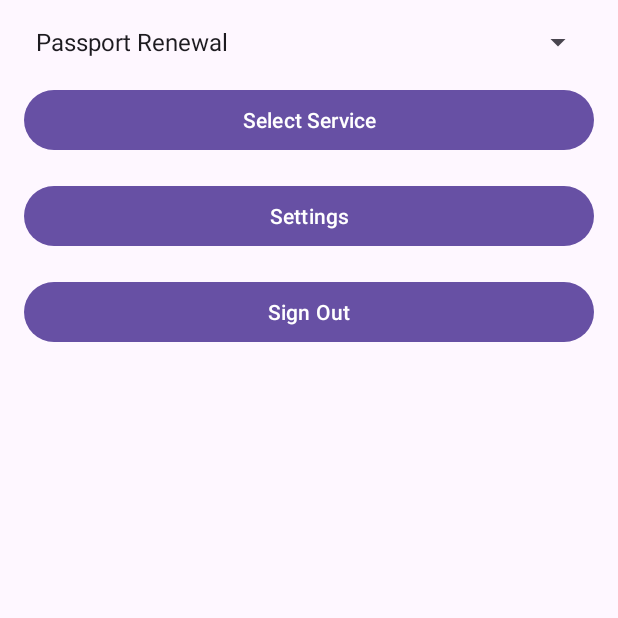
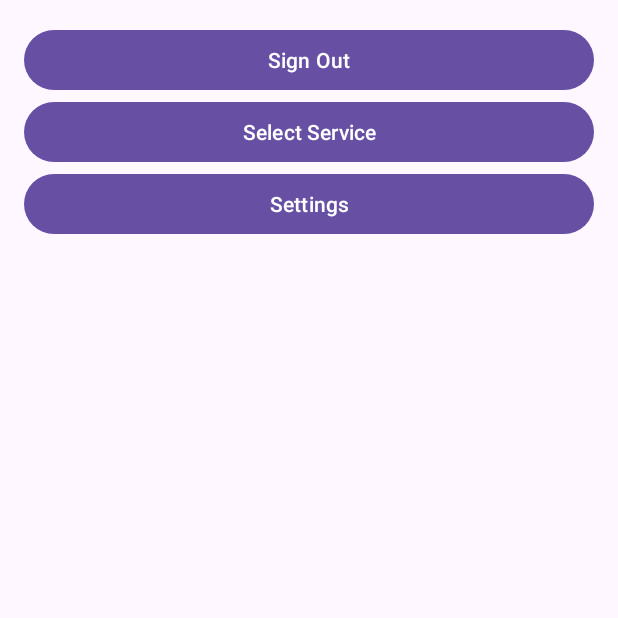
Before and after one commit to NiqueWrld/HomeAffairsMobiApp, an Android app: the UserActivity screen opened directly, with no data from a screen before it, on a phone screen of 412 x 824 dp, the top half of it. Run offline under Robolectric (Android 15) with nearby library versions, the phone set to English and light mode, and no system bars; our stand-ins replace Firebase (no records; nobody signed in at launch, a user with empty details on screens opened directly).

```diff
--- a/app/build.gradle.kts
+++ b/app/build.gradle.kts
@@ -45,4 +45,5 @@ dependencies {
     annotationProcessor ("com.github.bumptech.glide:compiler:4.14.2")
     implementation ("de.hdodenhof:circleimageview:3.1.0")
     implementation ("androidx.preference:preference:1.1.1")
+    implementation ("com.firebaseui:firebase-ui-firestore:8.0.0")
 }
--- a/app/src/main/AndroidManifest.xml
+++ b/app/src/main/AndroidManifest.xml
@@ -1,6 +1,8 @@
 <?xml version="1.0" encoding="utf-8"?>
 <manifest xmlns:android="http://schemas.android.com/apk/res/android"
     xmlns:tools="http://schemas.android.com/tools">
+
+    <uses-permission android:name="android.permission.INTERNET" />
 
     <application
         android:allowBackup="true"
--- a/app/src/main/java/com/example/homeaffairsmobiapp/UserActivity.java
+++ b/app/src/main/java/com/example/homeaffairsmobiapp/UserActivity.java
@@ -1,14 +1,11 @@
 package com.example.homeaffairsmobiapp;
 
-import androidx.annotation.NonNull;
-import androidx.appcompat.app.AppCompatActivity;
 import android.content.Intent;
 import android.os.Bundle;
-import android.view.View;
+import android.util.Log;
 import android.widget.Button;
-import android.widget.Spinner;
-import android.widget.ArrayAdapter;
-import android.util.Log;
+
+import androidx.appcompat.app.AppCompatActivity;
 
 import com.google.firebase.auth.FirebaseAuth;
 import com.google.firebase.auth.FirebaseUser;
@@ -18,66 +15,59 @@ import com.google.firebase.firestore.FirebaseFirestore;
 public class UserActivity extends AppCompatActivity {
 
     private static final String TAG = "UserActivity";
-    private Button signOutButton, selectServiceButton, settingsButton;
-    private Spinner serviceSpinner;
+
+    private Button signOutButton;
+    private Button selectServiceButton;
+    private Button settingsButton;
 
     @Override
     protected void onCreate(Bundle savedInstanceState) {
         super.onCreate(savedInstanceState);
         setContentView(R.layout.activity_user);
 
+        initializeViews();
+        setupButtonListeners();
+        checkUserProfile();
+    }
+
+    private void initializeViews() {
         signOutButton = findViewById(R.id.signOutButton);
         selectServiceButton = findViewById(R.id.selectServiceButton);
         settingsButton = findViewById(R.id.settingsButton);
-        serviceSpinner = findViewById(R.id.serviceSpinner);
+    }
 
-        // Set up the spinner with service options
-        ArrayAdapter<CharSequence> adapter = ArrayAdapter.createFromResource(this,
-                R.array.services_array, android.R.layout.simple_spinner_item);
-        adapter.setDropDownViewResource(android.R.layout.simple_spinner_dropdown_item);
-        serviceSpinner.setAdapter(adapter);
+    private void setupButtonListeners() {
+        signOutButton.setOnClickListener(v -> signOut());
+        selectServiceButton.setOnClickListener(v -> navigateToServiceSelection());
+        settingsButton.setOnClickListener(v -> navigateToSettings());
+    }
 
-        checkUserProfile(); // Check if the user profile is complete
-
-        signOutButton.setOnClickListener(new View.OnClickListener() {
-            @Override
-            public void onClick(View v) {
+    private void signOut() {
         FirebaseAuth.getInstance().signOut();
         Intent intent = new Intent(UserActivity.this, LoginActivity.class);
         intent.setFlags(Intent.FLAG_ACTIVITY_NEW_TASK | Intent.FLAG_ACTIVITY_CLEAR_TASK);
         startActivity(intent);
         finish();
     }
-        });
 
-        selectServiceButton.setOnClickListener(new View.OnClickListener() {
-            @Override
-            public void onClick(View v) {
-                // Navigate to ServiceSelectionActivity
+    private void navigateToServiceSelection() {
         startActivity(new Intent(UserActivity.this, ServiceSelectionActivity.class));
     }
-        });
 
-        settingsButton.setOnClickListener(new View.OnClickListener() {
-            @Override
-            public void onClick(View v) {
-                // Navigate to SettingsActivity
+    private void navigateToSettings() {
         startActivity(new Intent(UserActivity.this, SettingsActivity.class));
-            }
-        });
     }
 
     private void checkUserProfile() {
         FirebaseUser user = FirebaseAuth.getInstance().getCurrentUser();
         if (user != null) {
             FirebaseFirestore db = FirebaseFirestore.getInstance();
-            db.collection("users").document(user.getUid()).get().addOnCompleteListener(task -> {
+            db.collection("users").document(user.getUid()).get()
+                    .addOnCompleteListener(task -> {
                         if (task.isSuccessful() && task.getResult() != null) {
                             DocumentSnapshot document = task.getResult();
                             if (!document.exists() || document.getString("firstName") == null) {
-                        // Prompt user to enter profile information
-                        Intent intent = new Intent(UserActivity.this, EditProfileActivity.class);
-                        startActivity(intent);
+                                navigateToEditProfile();
                             }
                         } else {
                             Log.d(TAG, "Failed to load user data", task.getException());
@@ -85,4 +75,9 @@ public class UserActivity extends AppCompatActivity {
                     });
         }
     }
+
+    private void navigateToEditProfile() {
+        Intent intent = new Intent(UserActivity.this, EditProfileActivity.class);
+        startActivity(intent);
     }
+}
--- a/app/src/main/res/layout/activity_user.xml
+++ b/app/src/main/res/layout/activity_user.xml
@@ -5,29 +5,22 @@
     android:orientation="vertical"
     android:padding="16dp">
 
-    <Spinner
-        android:id="@+id/serviceSpinner"
+    <Button
+        android:id="@+id/signOutButton"
         android:layout_width="match_parent"
         android:layout_height="wrap_content"
-        android:layout_marginBottom="16dp" />
+        android:text="Sign Out" />
 
     <Button
         android:id="@+id/selectServiceButton"
         android:layout_width="match_parent"
         android:layout_height="wrap_content"
-        android:text="Select Service"
-        android:layout_marginBottom="16dp" />
+        android:text="Select Service" />
 
     <Button
         android:id="@+id/settingsButton"
         android:layout_width="match_parent"
         android:layout_height="wrap_content"
-        android:text="Settings"
-        android:layout_marginBottom="16dp" />
+        android:text="Settings" />
 
-    <Button
-        android:id="@+id/signOutButton"
-        android:layout_width="match_parent"
-        android:layout_height="wrap_content"
-        android:text="Sign Out" />
 </LinearLayout>
```
Also changed, not shown: app/src/main/java/com/example/homeaffairsmobiapp/AcceptedBookingsActivity.java (+30 -25 lines), app/src/main/java/com/example/homeaffairsmobiapp/AdminActivity.java (+58 -28 lines), app/src/main/java/com/example/homeaffairsmobiapp/Booking.java (+15 -1 lines), app/src/main/java/com/example/homeaffairsmobiapp/BookingAdapter.java (+30 -34 lines), app/src/main/java/com/example/homeaffairsmobiapp/ServiceSelectionActivity.java (+11 -5 lines), app/src/main/java/com/example/homeaffairsmobiapp/TimeSlotActivity.java (+27 -13 lines), app/src/main/res/layout/activity_time_slot2.xml (+9 -16 lines), app/src/main/res/layout/dialog_booking_details.xml (+14 -0 lines), app/src/main/res/layout/item_booking.xml (+9 -2 lines). Lines whose indentation alone changed are shown as unchanged.
